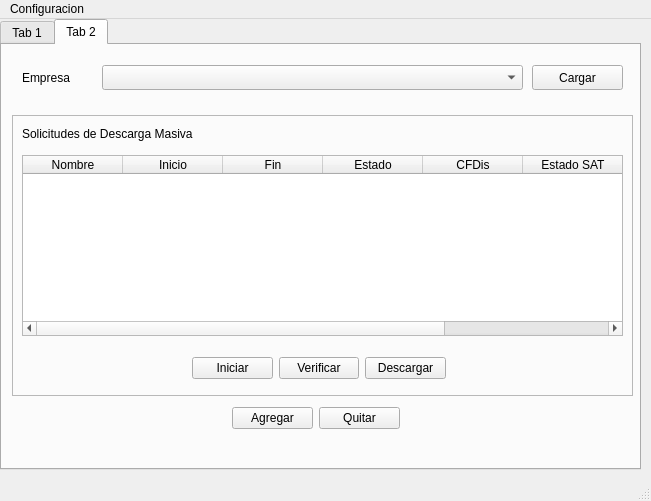
davidpbc/cfdi_blacklist, file ui/main.ui: the form before one commit.
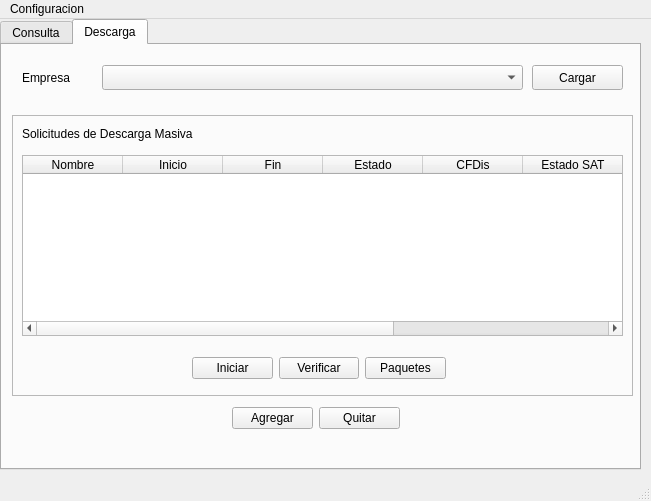
The form after the commit.

Commit message: Version con descarga de XMLS

Patch:
```diff
--- a/ui/main.ui
+++ b/ui/main.ui
@@ -28,7 +28,7 @@
     </property>
     <widget class="QWidget" name="tab">
      <attribute name="title">
-      <string>Tab 1</string>
+      <string>Consulta</string>
      </attribute>
      <widget class="QPlainTextEdit" name="text_result">
       <property name="geometry">
@@ -183,7 +183,7 @@
     </widget>
     <widget class="QWidget" name="tab_2">
      <attribute name="title">
-      <string>Tab 2</string>
+      <string>Descarga</string>
      </attribute>
      <widget class="QComboBox" name="select_empresa">
       <property name="geometry">
@@ -275,6 +275,11 @@
          <string>Estado SAT</string>
         </property>
        </column>
+       <column>
+        <property name="text">
+         <string>Mensaje</string>
+        </property>
+       </column>
        <column>
         <property name="text">
          <string>id</string>
@@ -321,7 +326,7 @@
         <item>
          <widget class="QPushButton" name="btn_download">
           <property name="text">
-           <string>Descargar</string>
+           <string>Paquetes</string>
           </property>
          </widget>
         </item>
```
The commit also changes 5 other files.
